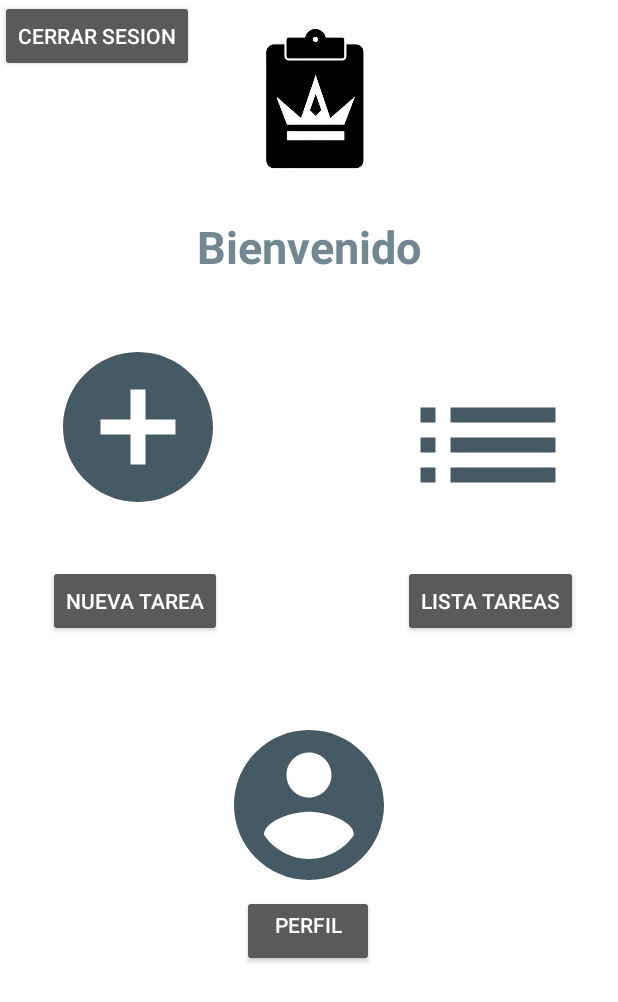
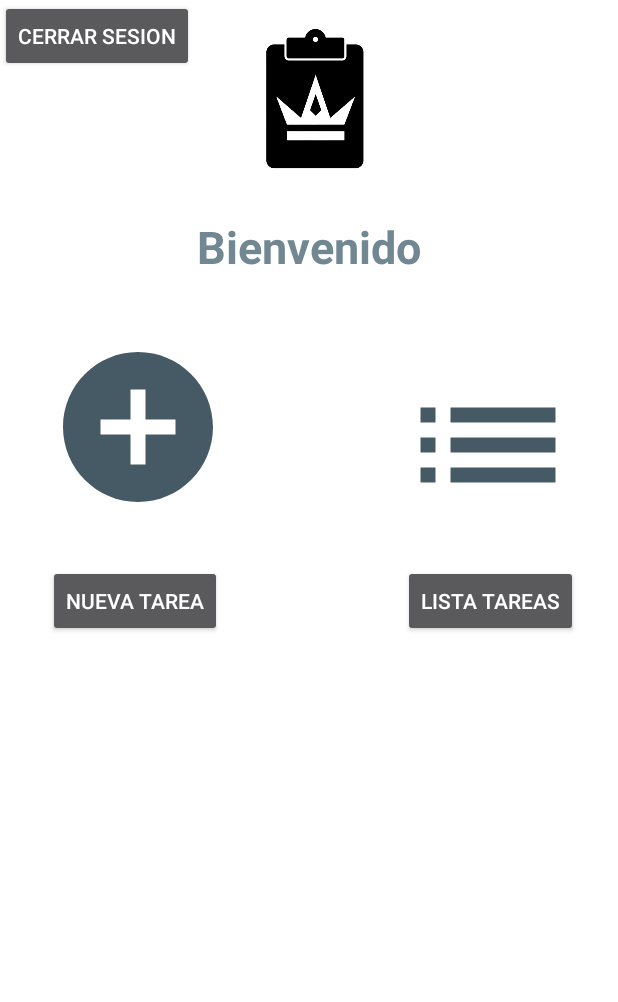
Before and after one commit to EduardoHerMn/TaskMaster, an Android app: the Inicio screen opened directly, with no data from a screen before it, on a phone screen of 412 x 824 dp. Shown: the top 1002 px of the screen. Run offline under Robolectric (Android 15) with nearby library versions, the phone set to English and light mode, and no system bars.

```diff
--- a/app/src/main/java/com/example/taskmaster2/Inicio.kt
+++ b/app/src/main/java/com/example/taskmaster2/Inicio.kt
@@ -56,11 +56,11 @@ class Inicio : AppCompatActivity() {
 
         })
 
-        button8.setOnClickListener(View.OnClickListener {
-            //Toast.makeText(this, item.get("url").toString(), Toast.LENGTH_SHORT).show()
-
-            startActivity(Intent(applicationContext, ProfileActivity::class.java))
-        })
+//        button8.setOnClickListener(View.OnClickListener {
+//            //Toast.makeText(this, item.get("url").toString(), Toast.LENGTH_SHORT).show()
+//
+//            startActivity(Intent(applicationContext, ProfileActivity::class.java))
+//        })
 
 
     }
--- a/app/src/main/res/layout/activity_inicio.xml
+++ b/app/src/main/res/layout/activity_inicio.xml
@@ -60,28 +60,9 @@
             app:layout_constraintTop_toBottomOf="@+id/textView"
             app:srcCompat="@drawable/ic_list_black_24dp" />
 
-        <ImageView
-            android:id="@+id/imageView12"
-            android:layout_width="120dp"
-            android:layout_height="120dp"
-            android:layout_marginTop="292dp"
-            app:layout_constraintEnd_toEndOf="parent"
 
-            app:layout_constraintStart_toStartOf="parent"
-            app:layout_constraintTop_toBottomOf="@+id/textView"
-            app:srcCompat="@drawable/ic_account_circle_black_24dp"
-            android:gravity= "center_horizontal"/>
 
-        <Button
-            android:id="@+id/button8"
-            android:layout_width="wrap_content"
-            android:layout_height="wrap_content"
-            android:gravity="center_horizontal"
-            android:text="Perfil"
-            app:layout_constraintEnd_toEndOf="parent"
-            app:layout_constraintHorizontal_bias="0.498"
-            app:layout_constraintStart_toStartOf="parent"
-            app:layout_constraintTop_toBottomOf="@+id/imageView12" />
+
 
         <Button
             android:id="@+id/btnAgregarTarea"
```
